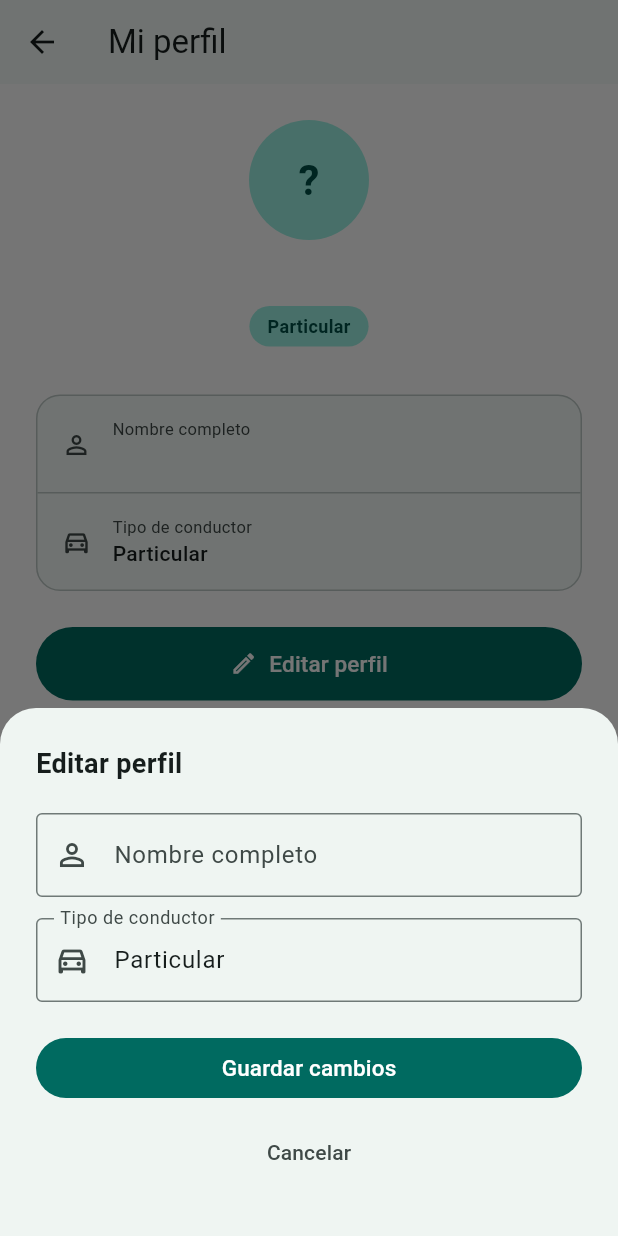
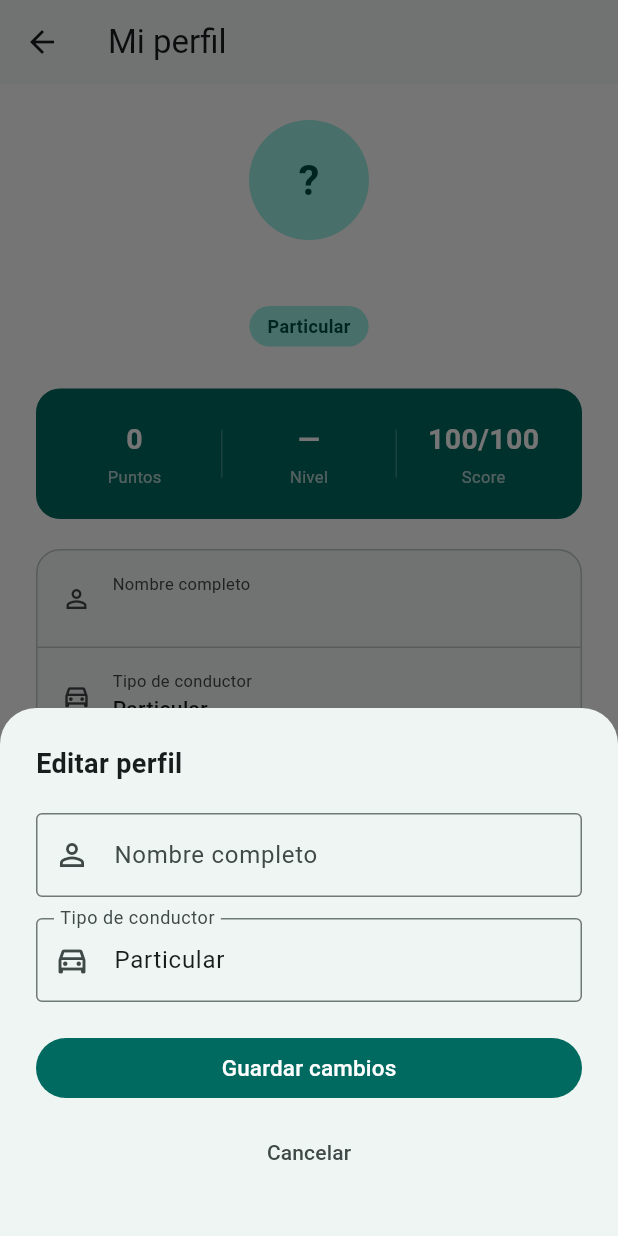
Before and after one commit to GuillermoGabrielVilca-Peralta/chilldrive-app, a Flutter app: the PerfilScreen screen opened directly, after a tap on "Editar perfil", on a phone screen of 412 x 824 dp. Run offline on Flutter 3.47's test engine with Material 3 defaults, Android fonts, the phone set to English and light mode, and no system bars; our stand-ins replace connectivity_plus, dio, flutter_map, flutter_secure_storage, flutter_tts, geolocator and 6 more; missing offline and left inert: flutter_foreground_task, ultralytics_yolo; accounts and stored records are empty.

Commit message:
feat(perfil): tarjeta de estadísticas + pull-to-refresh
El perfil solo mostraba nombre y tipo de conductor. Ahora incluye una tarjeta
con puntos actuales, nivel, score de conducción 0–100 e histórico de puntos
(datos que ya venían del backend pero no se mostraban), y pull-to-refresh.
Robusto sin red: si el backend no responde, el perfil igual muestra nombre/tipo.

Co-Authored-By: Claude Opus 4.8 <noreply@anthropic.com>

```diff
--- a/lib/screens/perfil_screen.dart
+++ b/lib/screens/perfil_screen.dart
@@ -15,6 +15,12 @@ class _PerfilScreenState extends State<PerfilScreen> {
   String _tipoConductor = '';
   bool _loading = true;
 
+  // Estadísticas de conducción (se cargan del backend; no bloquean el perfil).
+  int _puntos = 0;
+  int _historico = 0;
+  String _nivel = '—';
+  int _score = 100;
+
   @override
   void initState() {
     super.initState();
@@ -22,17 +28,45 @@ class _PerfilScreenState extends State<PerfilScreen> {
   }
 
   Future<void> _cargar() async {
-    setState(() => _loading = true);
+    if (mounted) setState(() => _loading = true);
     final nombre = await _api.getNombreCompleto();
     final tipo = await _api.getTipoConductor();
+
+    // Puntos + score del backend. Si no hay red, el perfil igual muestra nombre/tipo.
+    var puntos = 0, historico = 0, score = 100;
+    var nivel = '—';
+    try {
+      final uid = await _api.getUsuarioId();
+      final p = await _api.getPuntos(uid);
+      if (p != null) {
+        puntos = (p['puntosActuales'] as int?) ?? 0;
+        historico = (p['puntosHistoricos'] as int?) ?? 0;
+        nivel = (p['nivel'] as String?) ?? '—';
+      }
+      final e = await _api.getEstadisticasConduccion(uid);
+      score = (e['scoreGeneral'] as int?) ?? 100;
+    } catch (_) {
+      // Sin conexión: se mantienen los valores por defecto.
+    }
+
     if (mounted) {
       setState(() {
         _nombreCompleto = nombre;
         _tipoConductor = tipo;
+        _puntos = puntos;
+        _historico = historico;
+        _nivel = nivel;
+        _score = score;
         _loading = false;
       });
     }
   }
+
+  /// Formatea un entero con separador de miles (1250 → "1,250") sin depender de intl.
+  static String _fmt(int n) => n.toString().replaceAllMapped(
+        RegExp(r'(\d)(?=(\d{3})+$)'),
+        (m) => '${m[1]},',
+      );
 
   String get _iniciales {
     final partes = _nombreCompleto.trim().split(' ');
@@ -175,7 +209,9 @@ class _PerfilScreenState extends State<PerfilScreen> {
       backgroundColor: cs.surfaceContainerLowest,
       body: _loading
           ? const Center(child: CircularProgressIndicator())
-          : ListView(
+          : RefreshIndicator(
+              onRefresh: _cargar,
+              child: ListView(
               padding: const EdgeInsets.all(24),
               children: [
                 // ── Avatar + nombre ──────────────────────────────────────
@@ -219,7 +255,41 @@ class _PerfilScreenState extends State<PerfilScreen> {
                     ],
                   ),
                 ),
-                const SizedBox(height: 32),
+                const SizedBox(height: 28),
+
+                // ── Estadísticas de conducción ───────────────────────────
+                Container(
+                  padding: const EdgeInsets.symmetric(horizontal: 8, vertical: 20),
+                  decoration: BoxDecoration(
+                    color: cs.primary,
+                    borderRadius: BorderRadius.circular(16),
+                  ),
+                  child: Column(
+                    children: [
+                      Row(
+                        children: [
+                          Expanded(child: _statMetrica('Puntos', _fmt(_puntos))),
+                          _statDivider(),
+                          Expanded(child: _statMetrica('Nivel', _nivel)),
+                          _statDivider(),
+                          Expanded(child: _statMetrica('Score', '$_score/100')),
+                        ],
+                      ),
+                      if (_historico > 0) ...[
+                        const SizedBox(height: 16),
+                        const Divider(color: Colors.white24, height: 1),
+                        const SizedBox(height: 12),
+                        Text(
+                          '${_fmt(_historico)} puntos ganados en total',
+                          style: const TextStyle(
+                              color: Colors.white70, fontSize: 12),
+                        ),
+                      ],
+                    ],
+                  ),
+                ),
+
+                const SizedBox(height: 20),
 
                 // ── Info card ────────────────────────────────────────────
                 Container(
@@ -279,8 +349,28 @@ class _PerfilScreenState extends State<PerfilScreen> {
                 ),
               ],
             ),
+            ),
     );
   }
+
+  Widget _statMetrica(String label, String valor) => Column(
+        children: [
+          FittedBox(
+            fit: BoxFit.scaleDown,
+            child: Text(valor,
+                style: const TextStyle(
+                    color: Colors.white,
+                    fontSize: 19,
+                    fontWeight: FontWeight.bold)),
+          ),
+          const SizedBox(height: 4),
+          Text(label,
+              style: const TextStyle(color: Colors.white70, fontSize: 11)),
+        ],
+      );
+
+  Widget _statDivider() =>
+      Container(width: 1, height: 32, color: Colors.white24);
 
   Widget _fila({
     required IconData icon,
```
